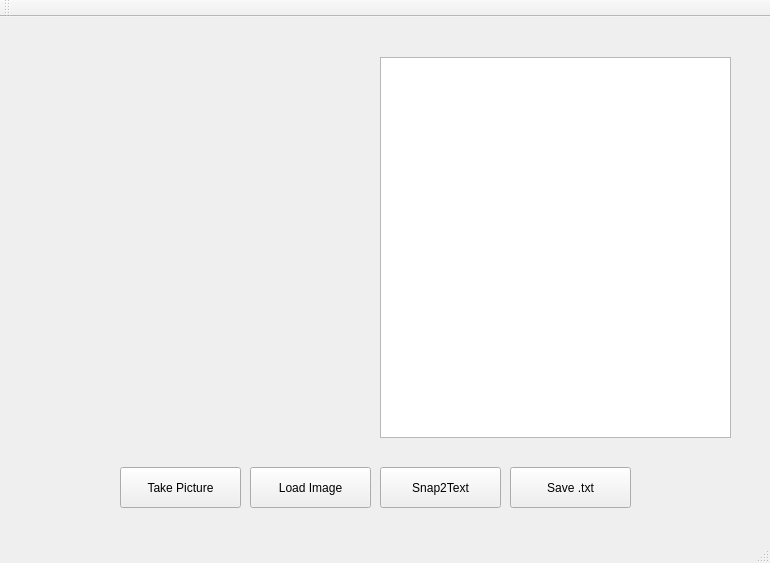
This is GUI/mainwindow.ui in hkl123/gui-in-progress as Qt 5 draws it before an edit. The edited form follows.
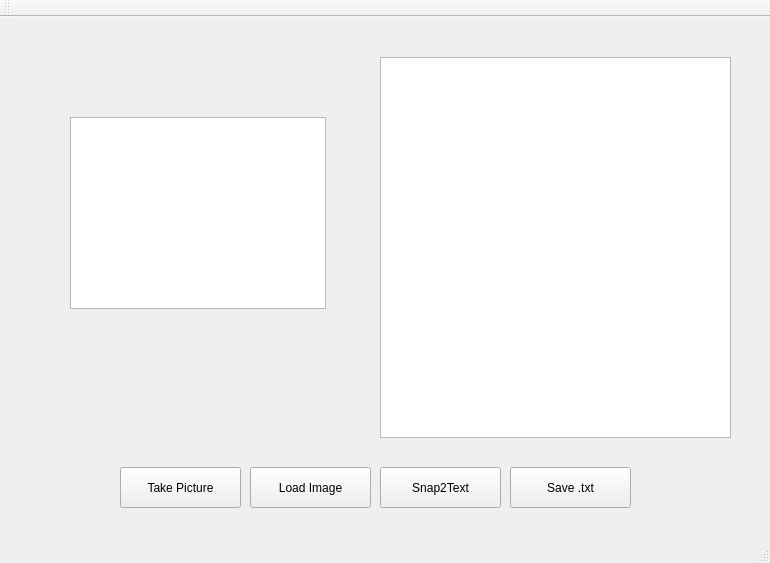
This is the edited form.

```diff
--- a/GUI/mainwindow.ui
+++ b/GUI/mainwindow.ui
@@ -85,6 +85,16 @@
       <height>381</height>
      </rect>
     </property>
+    <widget class="QGraphicsView" name="graphicsView">
+     <property name="geometry">
+      <rect>
+       <x>30</x>
+       <y>60</y>
+       <width>256</width>
+       <height>192</height>
+      </rect>
+     </property>
+    </widget>
    </widget>
   </widget>
   <widget class="QToolBar" name="mainToolBar">
```
